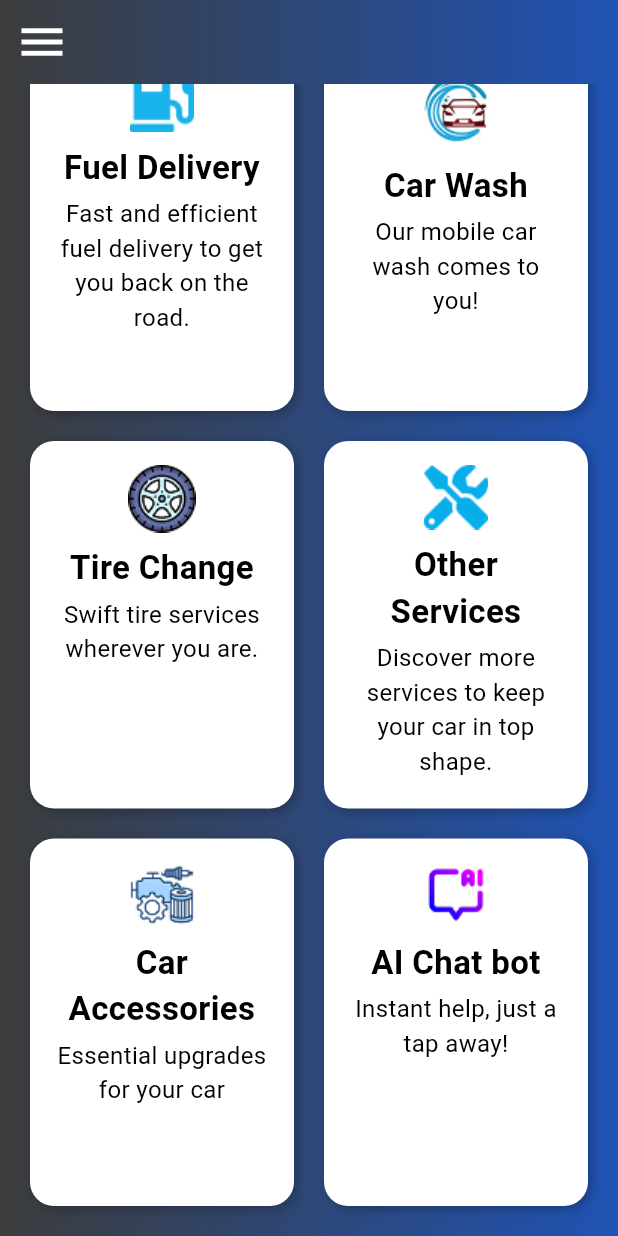
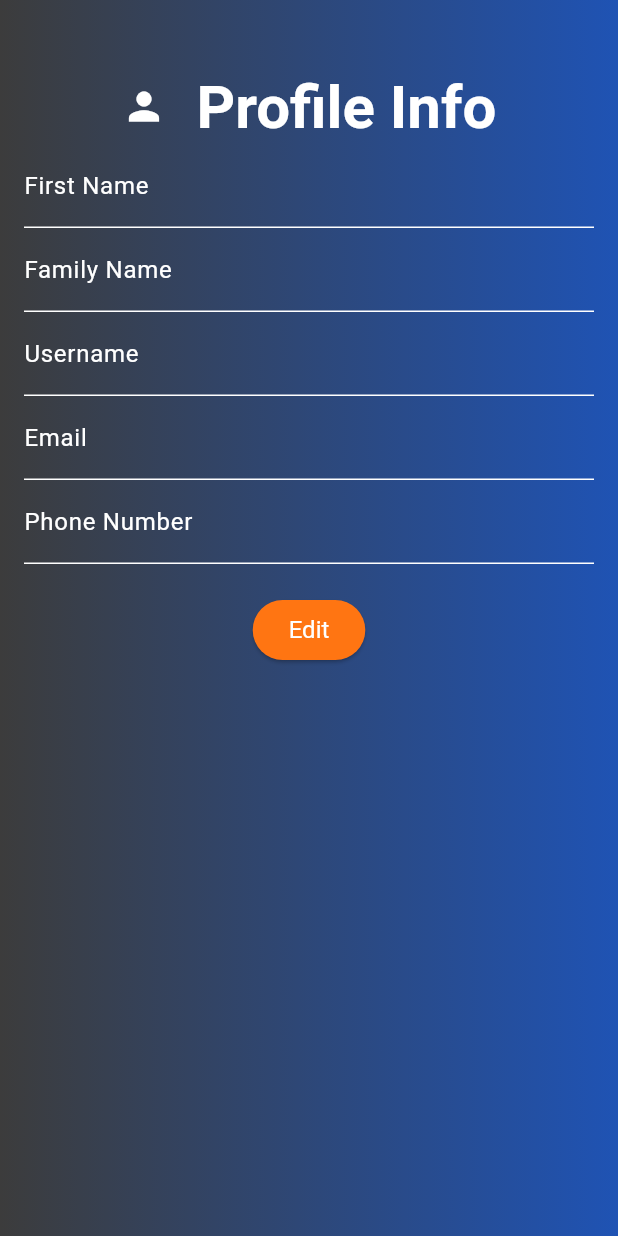
Before and after one commit to ahmadkhalil296/gas_it_up, a Flutter app: the HomePage screen opened by its route, scrolled down 194 dp, after a tap on the "menu" icon, after a tap on "My Account", on a phone screen of 412 x 824 dp. Run offline on Flutter 3.47's test engine with Material 3 defaults, Android fonts, the phone set to English and light mode, and no system bars; our stand-ins replace cloud_firestore, firebase_auth, firebase_core, shared_preferences; accounts and stored records are empty.

Commit message:
view orders, edit car and account info

```diff
--- a/lib/screens/home.dart
+++ b/lib/screens/home.dart
@@ -1,5 +1,9 @@
 import 'package:flutter/material.dart';
+import 'package:mechanic_services/screens/menu/orders_screen.dart';
+import 'package:mechanic_services/screens/menu/profile_screen.dart';
+import 'package:mechanic_services/screens/menu/vehicule_details.dart';
 
+import '../services/AuthService.dart';
 import '../widgets/service_card.dart';
 
 class HomePage extends StatelessWidget {
@@ -22,31 +26,17 @@ class HomePage extends StatelessWidget {
         ),
       ),
       drawer: Drawer(
+
         child: ListView(
-          padding: EdgeInsets.zero,
+          padding: EdgeInsets.only(top: 50),
           children: [
-            // DrawerHeader(
-            //   decoration: BoxDecoration(color: Colors.white),
-            //   child: Column(
-            //     crossAxisAlignment: CrossAxisAlignment.start,
-            //     mainAxisAlignment: MainAxisAlignment.center,
-            //     children: [
-            //       CircleAvatar(
-            //         radius: 30,
-            //         backgroundColor: Colors.white,
-            //         child: Icon(Icons.person, size: 40, color: Colors.blue),
-            //       ),
-            //       SizedBox(height: 10),
-            //       Text("User Name", style: TextStyle(color: Colors.white, fontSize: 18)),
-            //       Text("user@example.com", style: TextStyle(color: Colors.white70, fontSize: 14)),
-            //     ],
-            //   ),
-            // ),
+
             ListTile(
               leading: Icon(Icons.person),
               title: Text("My Account"),
               onTap: () {
                 Navigator.pop(context);
+                Navigator.of(context).push(MaterialPageRoute(builder: (context) => UserProfileScreen()));
               },
             ),
             ListTile(
@@ -54,6 +44,8 @@ class HomePage extends StatelessWidget {
               title: Text("My Car"),
               onTap: () {
                 Navigator.pop(context);
+                Navigator.of(context).push(MaterialPageRoute(builder: (context) => VehicleInfoScreen()));
+
               },
             ),
             ListTile(
@@ -61,6 +53,8 @@ class HomePage extends StatelessWidget {
               title: Text("Order History"),
               onTap: () {
                 Navigator.pop(context);
+                Navigator.of(context).push(MaterialPageRoute(builder: (context) => OrdersScreen()));
+
               },
             ),
             ListTile(
@@ -80,8 +74,9 @@ class HomePage extends StatelessWidget {
             ListTile(
               leading: Icon(Icons.logout),
               title: Text("Logout"),
-              onTap: () {
-                Navigator.pop(context);
+              onTap: () async {
+                await AuthService().signOut();
+                Navigator.popUntil(context, ModalRoute.withName('/login'));
               },
             ),
           ],
--- /dev/null
+++ b/lib/screens/menu/profile_screen.dart
@@ -0,0 +1,152 @@
+import 'package:cloud_firestore/cloud_firestore.dart';
+import 'package:firebase_auth/firebase_auth.dart';
+import 'package:flutter/material.dart';
+import 'package:mechanic_services/screens/menu/vehicule_details.dart';
+
+class UserProfileScreen extends StatefulWidget {
+  @override
+  _UserProfileScreenState createState() => _UserProfileScreenState();
+}
+
+class _UserProfileScreenState extends State<UserProfileScreen> {
+  final _firestore = FirebaseFirestore.instance;
+  final _auth = FirebaseAuth.instance;
+  bool _isEditing = false;
+  bool _isLoading = false;
+
+  // Controllers for user info
+  TextEditingController firstNameController = TextEditingController();
+  TextEditingController familyNameController = TextEditingController();
+  TextEditingController usernameController = TextEditingController();
+  TextEditingController emailController = TextEditingController();
+  TextEditingController phoneNumberController = TextEditingController();
+
+  @override
+  void initState() {
+    super.initState();
+    _fetchUserData();
+  }
+
+  Future<void> _fetchUserData() async {
+    setState(() => _isLoading = true);
+
+    try {
+      String uid = _auth.currentUser!.uid;
+      DocumentSnapshot userDoc = await _firestore.collection('users').doc(uid).get();
+
+      if (userDoc.exists) {
+        var data = userDoc.data() as Map<String, dynamic>;
+        firstNameController.text = data['firstName'] ?? '';
+        familyNameController.text = data['familyName'] ?? '';
+        usernameController.text = data['username'] ?? '';
+        emailController.text = data['email'] ?? '';
+        phoneNumberController.text = data['phoneNumber'] ?? '';
+      }
+    } catch (e) {
+      print('Error fetching user data: $e');
+    }
+
+    setState(() => _isLoading = false);
+  }
+
+  Future<void> _saveUserData() async {
+    setState(() => _isLoading = true);
+
+    try {
+      String uid = _auth.currentUser!.uid;
+      await _firestore.collection('users').doc(uid).update({
+        'firstName': firstNameController.text,
+        'familyName': familyNameController.text,
+        'username': usernameController.text,
+        'email': emailController.text,
+        'phoneNumber': phoneNumberController.text,
+      });
+
+      setState(() => _isEditing = false);
+      ScaffoldMessenger.of(context).showSnackBar(
+        SnackBar(content: Text('Profile updated successfully!')),
+      );
+    } catch (e) {
+      print('Error saving user data: $e');
+      ScaffoldMessenger.of(context).showSnackBar(
+        SnackBar(content: Text('Failed to update profile')),
+      );
+    }
+
+    setState(() => _isLoading = false);
+  }
+
+  @override
+  Widget build(BuildContext context) {
+    return Scaffold(
+      backgroundColor: Colors.transparent,
+      body: _isLoading
+          ? Center(child: CircularProgressIndicator())
+          : Padding(
+        padding: EdgeInsets.all(16.0),
+        child: Container(
+          margin: EdgeInsets.only(top: 30),
+          child: SingleChildScrollView(
+            child: Column(
+              children: [
+                Row(
+                    mainAxisAlignment: MainAxisAlignment.center,
+                    children: [
+                      Icon(Icons.person,color: Colors.white, size: 30,),
+                      SizedBox(width: 20),
+                      Text('Profile Info',style: Theme.of(context).textTheme.headlineLarge)
+                    ]
+                ),
+                _buildTextField('First Name', firstNameController),
+                _buildTextField('Family Name', familyNameController),
+                _buildTextField('Username', usernameController),
+                _buildTextField('Email', emailController, isEmail: true),
+                _buildTextField('Phone Number', phoneNumberController, isPhone: true),
+                SizedBox(height: 20),
+                _isEditing
+                    ? Row(
+                  mainAxisAlignment: MainAxisAlignment.spaceEvenly,
+                  children: [
+                    ElevatedButton(
+                      onPressed: _saveUserData,
+                      child: Text('Save'),
+                    ),
+                    OutlinedButton(
+                      onPressed: () => setState(() => _isEditing = false),
+                      child: Text('Cancel'),
+                    ),
+                  ],
+                )
+                    : ElevatedButton(
+                  onPressed: () => setState(() => _isEditing = true),
+                  child: Text('Edit'),
+                ),
+                SizedBox(height: 20),
+
+              ],
+            ),
+          ),
+        ),
+      ),
+    );
+  }
+
+  Widget _buildTextField(String label, TextEditingController controller, {bool isEmail = false, bool isPhone = false}) {
+    return TextField(
+      controller: controller,
+      keyboardType: isEmail ? TextInputType.emailAddress : TextInputType.text,
+      style: TextStyle(color: Colors.white), // White text color
+      decoration: InputDecoration(
+        labelText: label,
+        labelStyle: TextStyle(color: Colors.white), // White label color
+        enabledBorder: UnderlineInputBorder(
+          borderSide: BorderSide(color: Colors.white),
+        ),
+        focusedBorder: UnderlineInputBorder(
+          borderSide: BorderSide(color: Colors.white),
+        ),
+      ),
+      readOnly: !_isEditing || isEmail || isPhone,
+    );
+  }
+}
```
Also changed, not shown: lib/screens/menu/order_details.dart (added, +96 -0 lines), lib/screens/menu/orders_screen.dart (added, +84 -0 lines), lib/screens/menu/vehicule_details.dart (added, +135 -0 lines).
